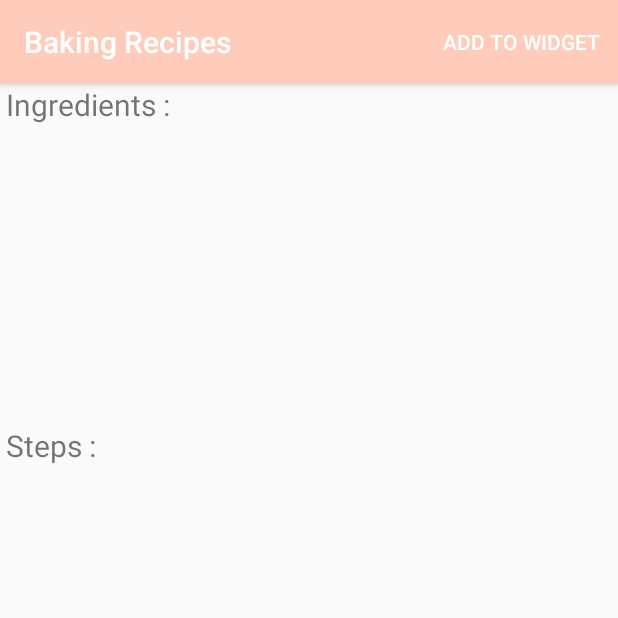
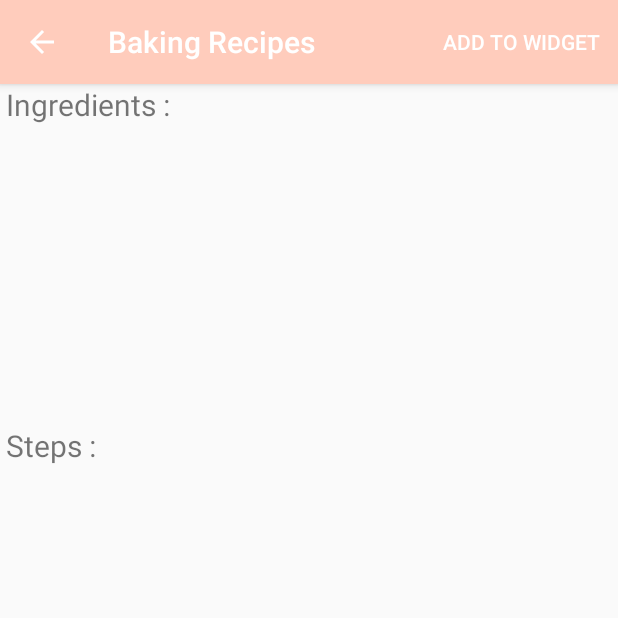
Before and after one commit to engy-eleraky/Baking-App, an Android app: the DetailsActivity screen opened directly, with no data from a screen before it, on a phone screen of 412 x 824 dp, the top half of it. Run offline under Robolectric (Android 15) with nearby library versions, the phone set to English and light mode, and no system bars; 3 statements that could not run were skipped.

```diff
--- a/app/src/main/java/com/example/android/bakingrecipes/DetailsActivity.java
+++ b/app/src/main/java/com/example/android/bakingrecipes/DetailsActivity.java
@@ -4,13 +4,13 @@ import android.content.Intent;
 import android.content.SharedPreferences;
 import android.preference.PreferenceManager;
 import android.support.v4.app.FragmentManager;
+import android.support.v7.app.ActionBar;
 import android.support.v7.app.AppCompatActivity;
 import android.os.Bundle;
 import android.support.v7.widget.Toolbar;
 import android.view.Menu;
 import android.view.MenuItem;
 import android.widget.Toast;
-import com.example.android.bakingrecipes.models.RecipeItem;
 import com.example.android.bakingrecipes.models.StepItem;
 import com.example.android.bakingrecipes.widget.BakingWidgetProvider;
 import com.google.gson.Gson;
@@ -24,17 +24,16 @@ public class DetailsActivity extends AppCompatActivity implements RecipeListFrag
     public static final String SHARED_PREF_RECIPE_NAME="recipeName";
     public static final String SHARED_PREF_RECIPE_INGREDIENTS="recipeIngredients";
     public static boolean mTwoPane;
-    RecipeItem recipe;
 
     @Override
     protected void onCreate(Bundle savedInstanceState) {
         super.onCreate(savedInstanceState);
         setContentView(R.layout.activity_details);
-        Intent intent = getIntent();
-        recipe = (RecipeItem) intent.getSerializableExtra(MainActivityFragment.RESULT_KEY);
         Toolbar toolbar = (Toolbar) findViewById(R.id.toolbar1);
-        toolbar.setTitle(recipe.getRecipeName());
+        toolbar.setTitle(RecipeListFragment.recipe.getRecipeName());
         setSupportActionBar(toolbar);
+        ActionBar ab = getSupportActionBar();
+        ab.setDisplayHomeAsUpEnabled(true);
 
         if(findViewById(R.id.layout) != null) {
             mTwoPane = true;
@@ -63,9 +62,9 @@ public class DetailsActivity extends AppCompatActivity implements RecipeListFrag
     public boolean onOptionsItemSelected(MenuItem item) {
         int id = item.getItemId();
         if (id == R.id.action_add) {
-            String recipeName = recipe.getRecipeName() ;
+            String recipeName = RecipeListFragment.recipe.getRecipeName() ;
             Gson gson = new Gson();
-            String json = gson.toJson(recipe.getIngredients());
+            String json = gson.toJson(RecipeListFragment.recipe.getIngredients());
             SharedPreferences preferences = PreferenceManager.getDefaultSharedPreferences(getApplicationContext());
             SharedPreferences.Editor editor;
             editor = preferences.edit();
@@ -75,6 +74,7 @@ public class DetailsActivity extends AppCompatActivity implements RecipeListFrag
             Toast.makeText(getApplicationContext(),"Added to widget",Toast.LENGTH_SHORT).show();
             sendBroadcast();
             return true;
+
         }
 
         return super.onOptionsItemSelected(item);
--- a/app/src/main/java/com/example/android/bakingrecipes/RecipeListFragment.java
+++ b/app/src/main/java/com/example/android/bakingrecipes/RecipeListFragment.java
@@ -25,10 +25,10 @@ import java.util.ArrayList;
 
 public class RecipeListFragment extends Fragment implements StepsAdapter.recipeStepListener{
     private static final String SAVED_LAYOUT_MANAGER = "layout";
+     public static RecipeItem recipe;
     Parcelable layout;
     OnItemClickListener mCallback;
     RecyclerView.LayoutManager layoutManager;
-    RecipeItem recipe;
     RecyclerView recyclerView;
     public RecipeListFragment() {
     }
--- a/app/src/main/res/layout/list_recipe.xml
+++ b/app/src/main/res/layout/list_recipe.xml
@@ -1,5 +1,9 @@
 <?xml version="1.0" encoding="utf-8"?>
-<LinearLayout xmlns:android="http://schemas.android.com/apk/res/android"
+<android.support.v4.widget.NestedScrollView
+    xmlns:android="http://schemas.android.com/apk/res/android"
+    android:layout_width="match_parent"
+    android:layout_height="wrap_content">
+<LinearLayout
     android:layout_width="match_parent"
     android:layout_height="wrap_content"
     android:orientation="vertical"
@@ -37,3 +41,4 @@
 
 
 </LinearLayout>
+    </android.support.v4.widget.NestedScrollView>
```
Also changed, not shown: app/src/main/AndroidManifest.xml (+9 -1 lines), app/src/main/java/com/example/android/bakingrecipes/DetailsRecipeStepActivity.java (+6 -1 lines), app/src/main/java/com/example/android/bakingrecipes/RecipeStepFragment.java (+13 -29 lines), app/src/main/res/layout/activity_details_recipe_step.xml (+26 -5 lines).
